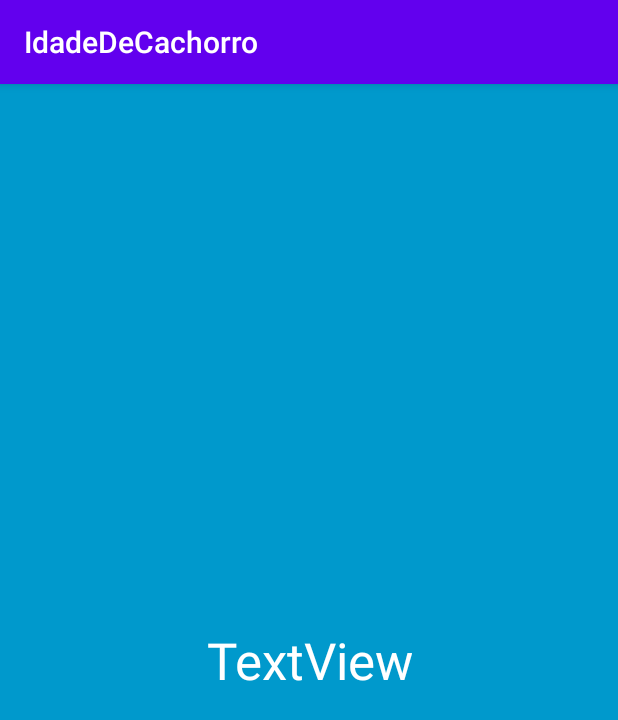
After one commit to jaimevendrame/Android-Kotlin-2020-1, an Android app: the Main2Activity screen opened directly, with no data from a screen before it, on a phone screen of 412 x 824 dp. The commit adds this screen. Shown: the top 720 px of the screen. Run offline under Robolectric (Android 15) with nearby library versions, the phone set to English and light mode, and no system bars; 1 statement that could not run was skipped.

Commit message:
idade de cachorro app

```diff
--- a/IdadeDeCachorro/app/src/main/AndroidManifest.xml
+++ b/IdadeDeCachorro/app/src/main/AndroidManifest.xml
@@ -9,6 +9,7 @@
         android:roundIcon="@mipmap/ic_launcher_round"
         android:supportsRtl="true"
         android:theme="@style/AppTheme">
+        <activity android:name=".Main2Activity"></activity>
         <activity android:name=".MainActivity">
             <intent-filter>
                 <action android:name="android.intent.action.MAIN" />
--- /dev/null
+++ b/IdadeDeCachorro/app/src/main/java/com/tads/idadedecachorro/Main2Activity.kt
@@ -0,0 +1,30 @@
+package com.tads.idadedecachorro
+
+import androidx.appcompat.app.AppCompatActivity
+import android.os.Bundle
+import kotlinx.android.synthetic.main.activity_main2.*
+
+class Main2Activity : AppCompatActivity() {
+
+    override fun onCreate(savedInstanceState: Bundle?) {
+        super.onCreate(savedInstanceState)
+        setContentView(R.layout.activity_main2)
+
+
+        val dados: Bundle? = intent.extras
+
+        val idadeCachorro = dados?.getString("idade")
+
+        calcular(idadeCachorro.toString())
+    }
+
+    private fun calcular(idadeCachorro: String) {
+
+        val idade = idadeCachorro?.toInt()
+
+        val idadeDeHumano = idade * 7
+
+        textIdadeHumanos.setText("A idade do seu cachorro é de " + idadeDeHumano.toString() + " anos humanos.")
+
+    }
+}
--- /dev/null
+++ b/IdadeDeCachorro/app/src/main/res/layout/activity_main2.xml
@@ -0,0 +1,26 @@
+<?xml version="1.0" encoding="utf-8"?>
+<androidx.constraintlayout.widget.ConstraintLayout xmlns:android="http://schemas.android.com/apk/res/android"
+    xmlns:app="http://schemas.android.com/apk/res-auto"
+    xmlns:tools="http://schemas.android.com/tools"
+    android:layout_width="match_parent"
+    android:layout_height="match_parent"
+    android:background="@android:color/holo_blue_dark"
+    tools:context=".Main2Activity">
+
+    <TextView
+        android:id="@+id/textIdadeHumanos"
+        android:layout_width="wrap_content"
+        android:layout_height="wrap_content"
+        android:layout_marginStart="16dp"
+        android:layout_marginLeft="16dp"
+        android:layout_marginEnd="16dp"
+        android:layout_marginRight="16dp"
+        android:gravity="center|center_horizontal"
+        android:text="TextView"
+        android:textAppearance="@style/TextAppearance.AppCompat.Display1"
+        android:textColor="@android:color/background_light"
+        app:layout_constraintBottom_toBottomOf="parent"
+        app:layout_constraintEnd_toEndOf="parent"
+        app:layout_constraintStart_toStartOf="parent"
+        app:layout_constraintTop_toTopOf="parent" />
+</androidx.constraintlayout.widget.ConstraintLayout>
```
Also changed, not shown: IdadeDeCachorro/app/src/main/java/com/tads/idadedecachorro/MainActivity.kt (+17 -0 lines), IdadeDeCachorro/app/src/main/res/layout/activity_main.xml (+5 -4 lines).
